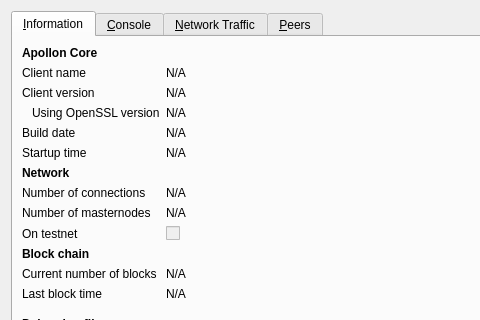
The window that src/qt/forms/rpcconsole.ui (Qwoyn/Qwoyn_MN) describes before a commit, drawn with Qt 5; both pictures show x 0 to 480 and y 0 to 320 of the 740 by 450 pixel window.
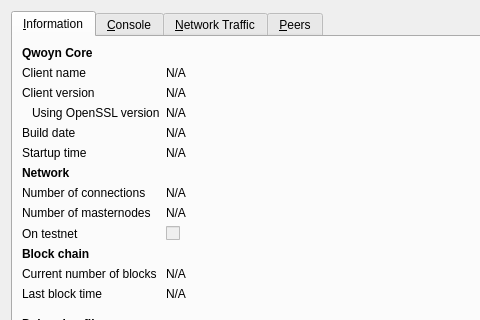
The same window after the commit. The open tabs and pages were chosen to show the change. Icons and pictures are not drawn. Custom widgets are drawn as their Qt base class.

Patch:
```diff
--- a/src/qt/forms/rpcconsole.ui
+++ b/src/qt/forms/rpcconsole.ui
@@ -33,7 +33,7 @@
           </font>
          </property>
          <property name="text">
-          <string>Apollon Core</string>
+          <string>Qwoyn Core</string>
          </property>
         </widget>
        </item>
```
Left out of the diff: 6 changed lines with no effect on the pictures.
